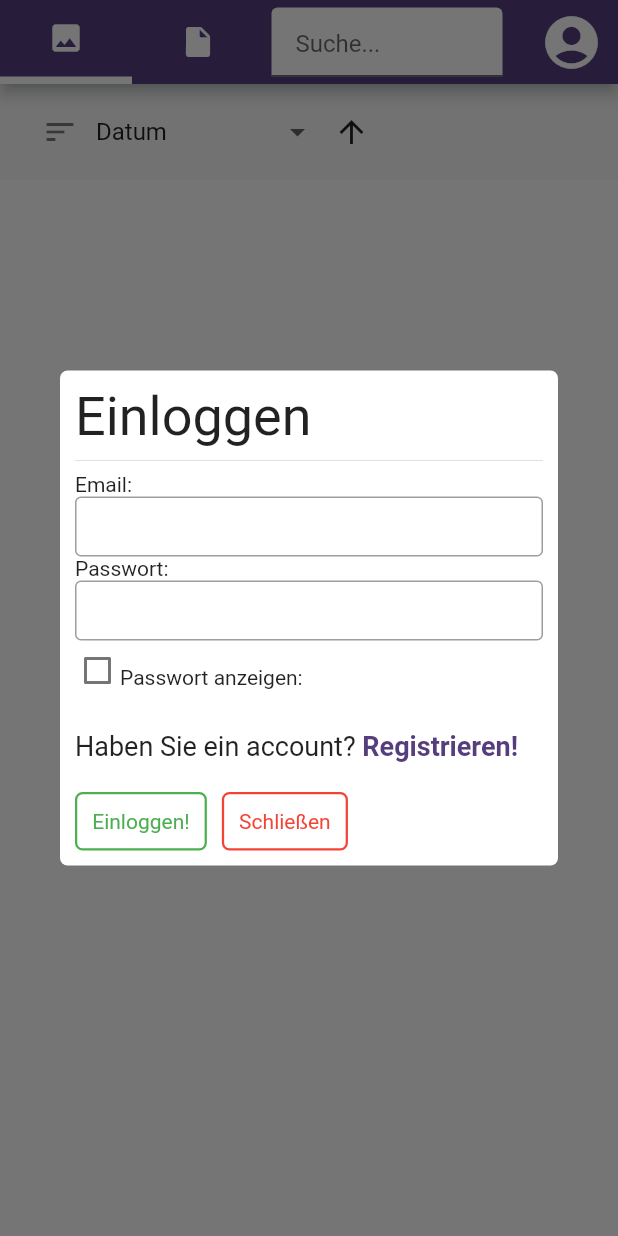
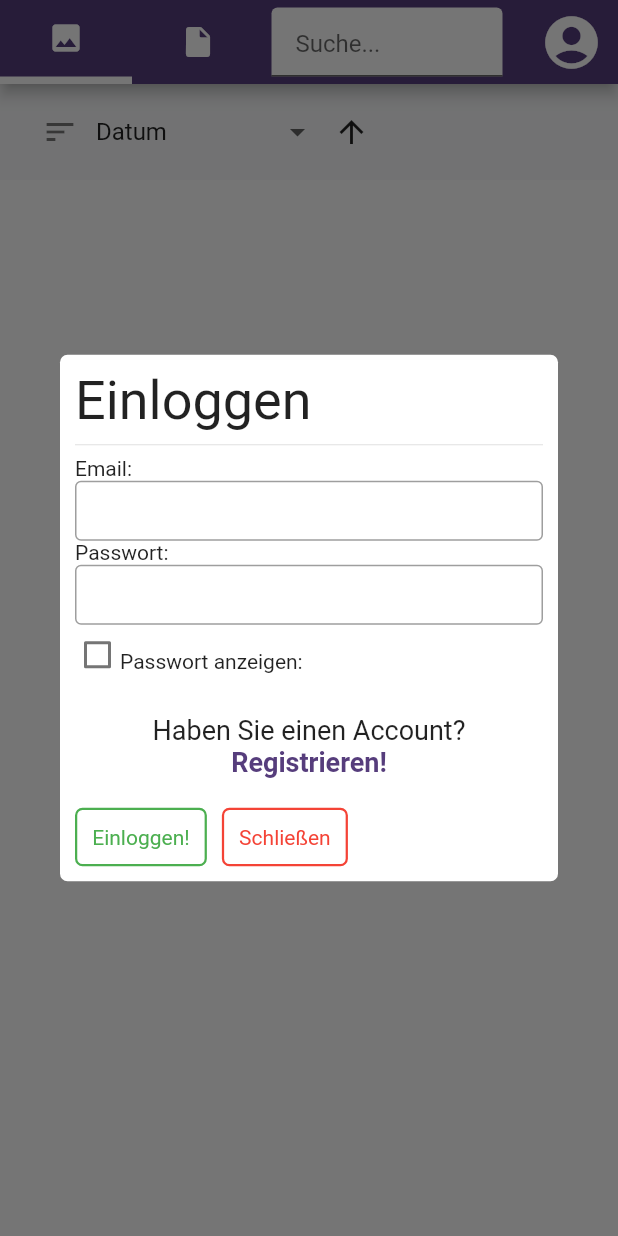
Before and after one commit to mhmmdlkts/foto-zweig, a Flutter app: the screen it shows after launch, after a tap on the "account circle" icon, on a phone screen of 412 x 824 dp. Run offline on Flutter 3.47's test engine with Material 2 defaults, Android fonts, the light colour scheme and no system bars; our stand-ins replace dropdown_search, google_sign_in, shared_preferences; missing offline and left inert: autocomplete_textfield, firebase, image_picker_web_redux, mime_type; accounts and stored records are empty; network calls fail; statements that could not run were skipped.

Commit message:
Bug fixes

```diff
--- a/lib/dialogs/signin_dialog.dart
+++ b/lib/dialogs/signin_dialog.dart
@@ -202,7 +202,7 @@
             child: RichText(
               textAlign: TextAlign.center,
               text: TextSpan(
-                  text: 'Haben Sie ${_isSignUp?"k":""}ein account? ',
+                  text: 'Haben Sie ${_isSignUp?"k":""}einen Account? ',
                   style: TextStyle(
                       color: darkColor,
                       fontSize: fontSize
--- a/lib/screens/details_screen.dart
+++ b/lib/screens/details_screen.dart
@@ -22,7 +22,7 @@
 
 class _DetailsScreenState extends State<DetailsScreen> {
   final UploadService _uploadService = UploadService();
-  bool _isEditing = true;
+  bool _isEditing = false;
 
   @override
   Widget build(BuildContext context) {
```
